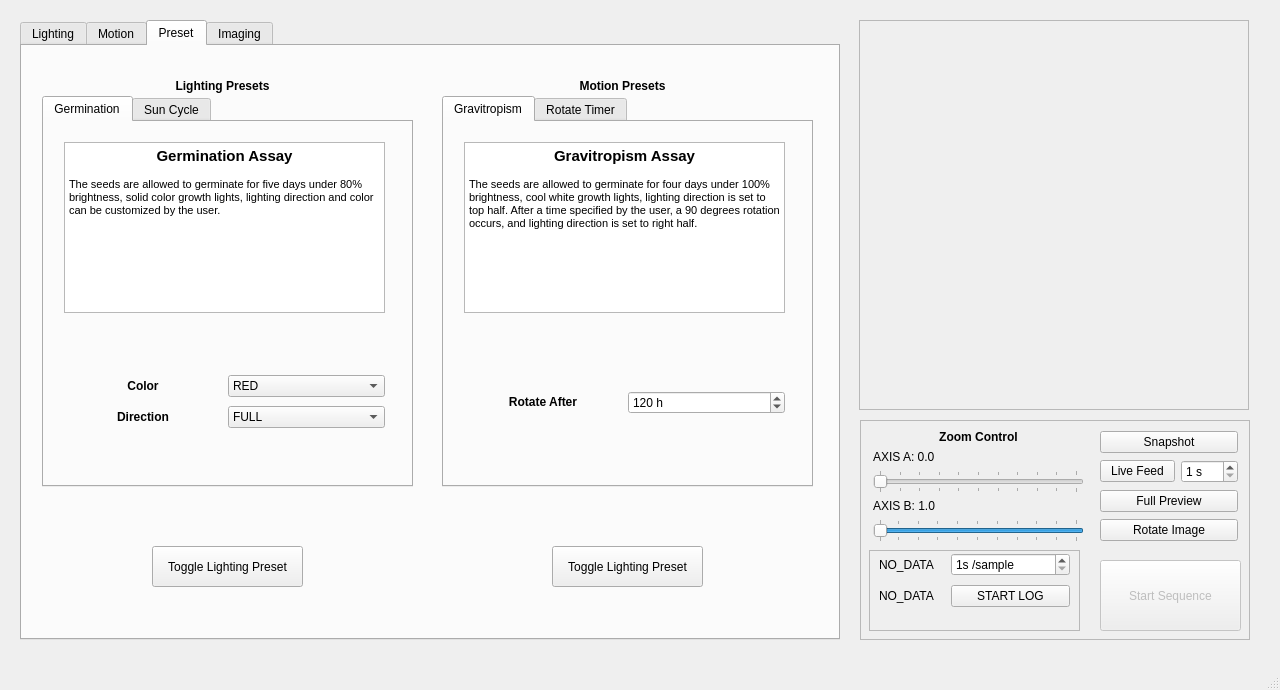
First picture: the form in _ui/FlashLapse_CP.ui, repository CoCl-Jerry/Flashlapse_Dev, before the edit.
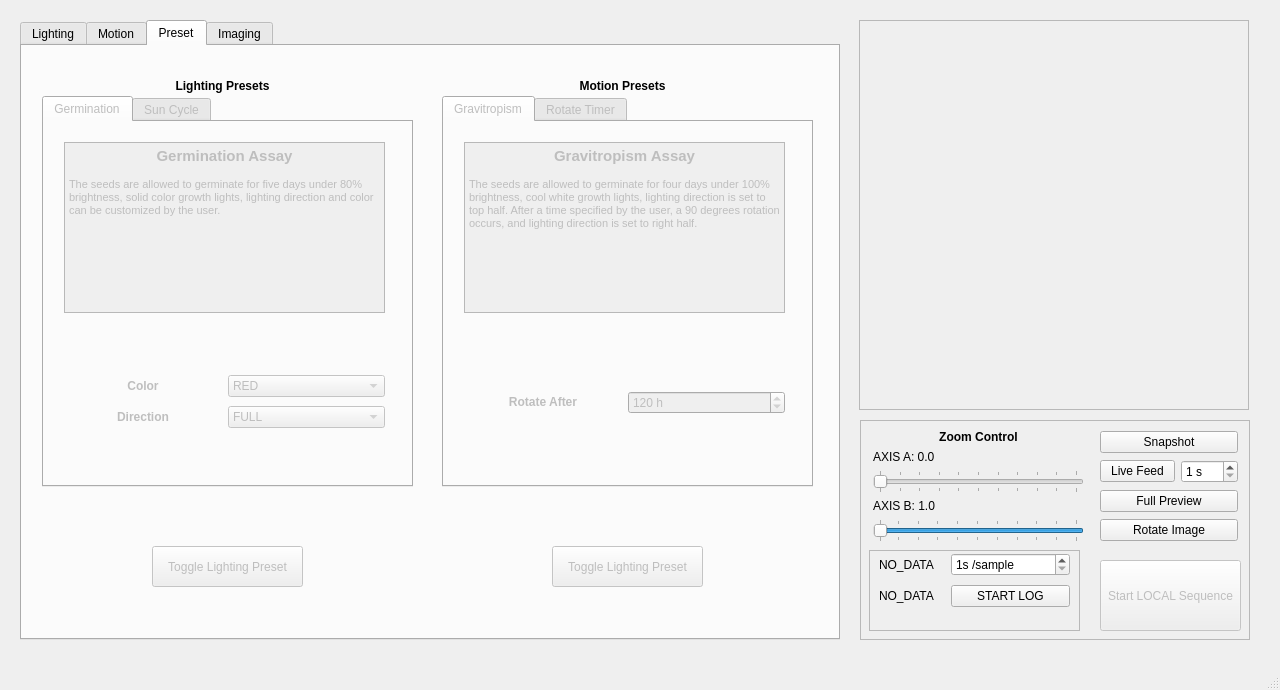
Second picture: the form after the edit. The open tabs and pages were chosen to show the change. Icons and pictures are not drawn.

```diff
--- a/_ui/FlashLapse_CP.ui
+++ b/_ui/FlashLapse_CP.ui
@@ -1024,7 +1024,7 @@
      </attribute>
      <widget class="QTabWidget" name="lightingPreset_tabWidget">
       <property name="enabled">
-       <bool>true</bool>
+       <bool>false</bool>
       </property>
       <property name="geometry">
        <rect>
@@ -1249,6 +1249,9 @@
       </widget>
      </widget>
      <widget class="QTabWidget" name="motionPreset_tabWidget">
+      <property name="enabled">
+       <bool>false</bool>
+      </property>
       <property name="geometry">
        <rect>
         <x>420</x>
@@ -1429,6 +1432,9 @@
       </property>
      </widget>
      <widget class="QPushButton" name="lightingPreset_pushButton">
+      <property name="enabled">
+       <bool>false</bool>
+      </property>
       <property name="geometry">
        <rect>
         <x>130</x>
@@ -1442,6 +1448,9 @@
       </property>
      </widget>
      <widget class="QPushButton" name="MotionPreset_pushButton">
+      <property name="enabled">
+       <bool>false</bool>
+      </property>
       <property name="geometry">
        <rect>
         <x>530</x>
@@ -2044,7 +2053,7 @@
       </rect>
      </property>
      <property name="text">
-      <string>Start Sequence</string>
+      <string>Start LOCAL Sequence</string>
      </property>
     </widget>
     <widget class="QFrame" name="frame_4">
```
Left out of the diff: 4 changed lines with no effect on the pictures.
